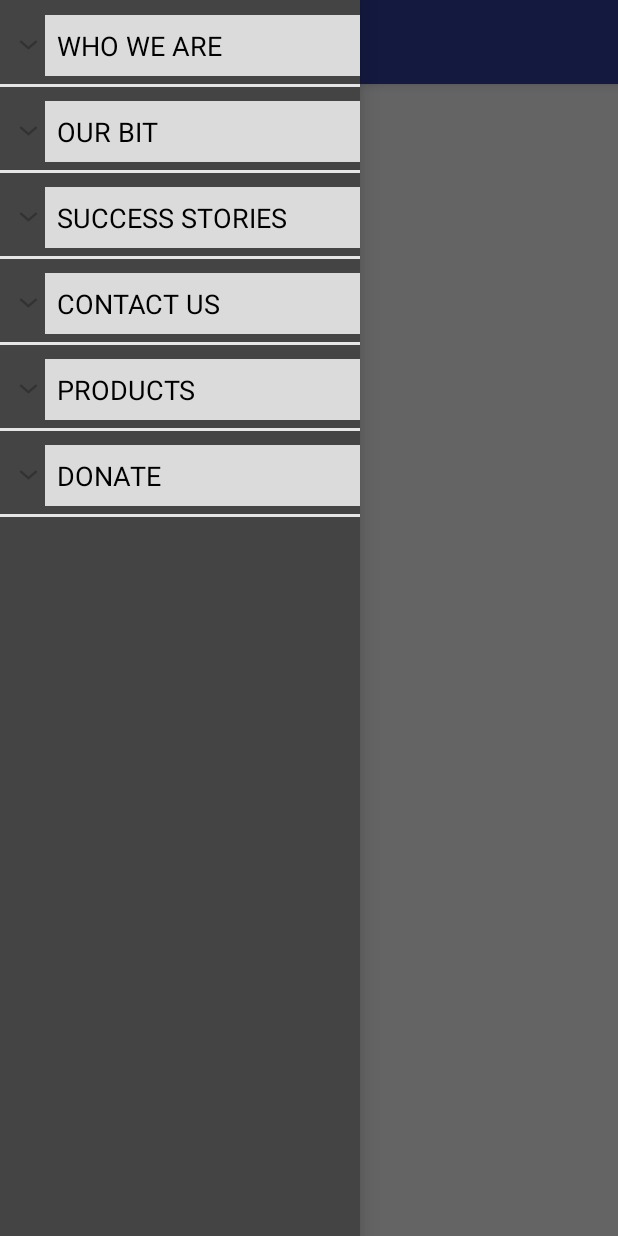
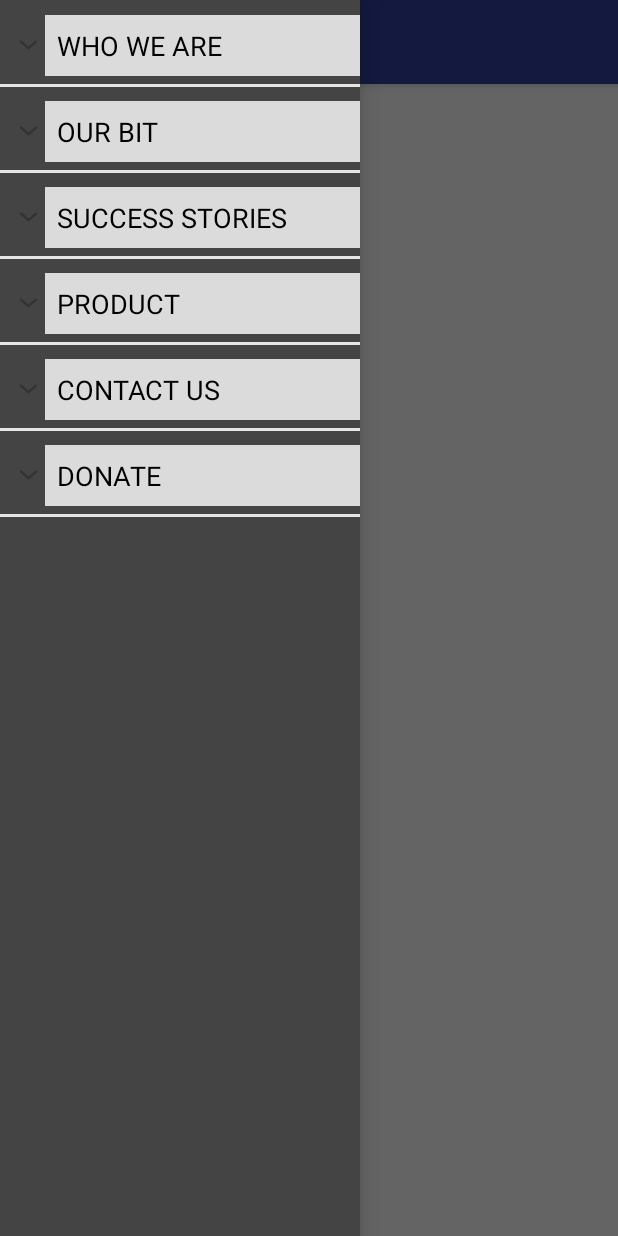
Before and after one commit to Sapnethedreams/Sapne, an Android app: the screen it shows after launch (MainActivity), with the side drawer open, on a phone screen of 412 x 824 dp. Run offline under Robolectric (Android 15) with nearby library versions, the phone set to English and light mode, and no system bars.

Commit message:
bug fixed

```diff
--- a/app/src/main/java/com/example/intents/sapne/MainActivity.java
+++ b/app/src/main/java/com/example/intents/sapne/MainActivity.java
@@ -53,9 +53,9 @@ public class MainActivity extends AppCompatActivity {
             @Override
             public boolean onGroupClick(ExpandableListView parent, View view,
                                         int groupPosition, long id) {
-                if(groupPosition == 3||groupPosition == 5||groupPosition == 2) {
-                    return true;
-                }
+if(groupPosition==4||groupPosition==5){
+    return true;
+}
                 else if(parent.isGroupExpanded(groupPosition)) {
                     parent.collapseGroup(groupPosition);
                 } else {
@@ -242,12 +242,12 @@ public class MainActivity extends AppCompatActivity {
 
         categoryDetails = new Category();
         categoryDetails.setCatCode(40);
-        categoryDetails.setCatName("CONTACT US");
+        categoryDetails.setCatName("PRODUCT");
         category_name.add(categoryDetails);
 
         categoryDetails = new Category();
         categoryDetails.setCatCode(50);
-        categoryDetails.setCatName("PRODUCTS");
+        categoryDetails.setCatName("CONTACT US");
         category_name.add(categoryDetails);
 
         categoryDetails = new Category();
@@ -333,18 +333,6 @@ public class MainActivity extends AppCompatActivity {
 
         subCategoryMatches = new ArrayList<SubCategory>();
 
-        subCategoryMatch = new SubCategory();
-
-        subCategoryMatch.setSubCatName("Address");
-        subCategoryMatch.setSubCatCode("2001");
-        subCategoryMatches.add(subCategoryMatch);
-        subCatCount.add(subCategoryMatches.size());
-
-
-
-
-        subCategoryMatches = new ArrayList<SubCategory>();
-
     subCategoryMatch = new SubCategory();
 
     subCategoryMatch.setSubCatName("T-shirts");
```
